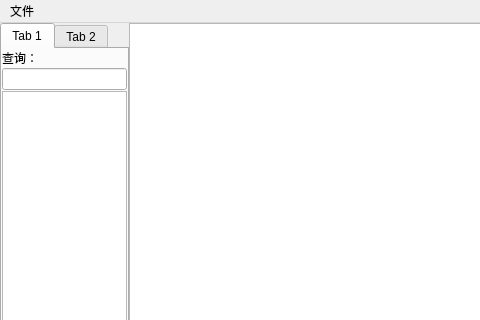
Above: ui/mainwindow.ui from CICSilver/noteTool before the change; both pictures show x 0 to 480 and y 0 to 320 of the 647 by 472 pixel window. Below: the same form after it.
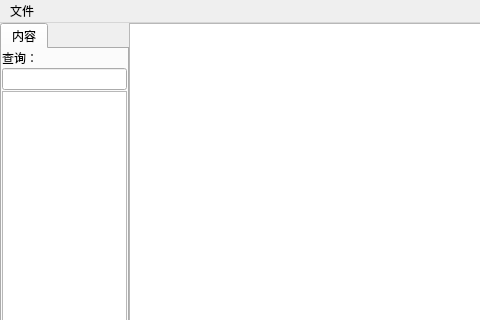
That is the form after the change. Custom widgets are drawn as their Qt base class.

The edit to the form file:
```diff
--- a/ui/mainwindow.ui
+++ b/ui/mainwindow.ui
@@ -31,7 +31,7 @@
       </property>
       <widget class="QWidget" name="tab">
        <attribute name="title">
-        <string>Tab 1</string>
+        <string>内容</string>
        </attribute>
        <layout class="QGridLayout" name="gridLayout">
         <property name="margin">
@@ -68,11 +68,6 @@
         </item>
        </layout>
       </widget>
-      <widget class="QWidget" name="tab_2">
-       <attribute name="title">
-        <string>Tab 2</string>
-       </attribute>
-      </widget>
      </widget>
     </item>
     <item row="0" column="1">
```
